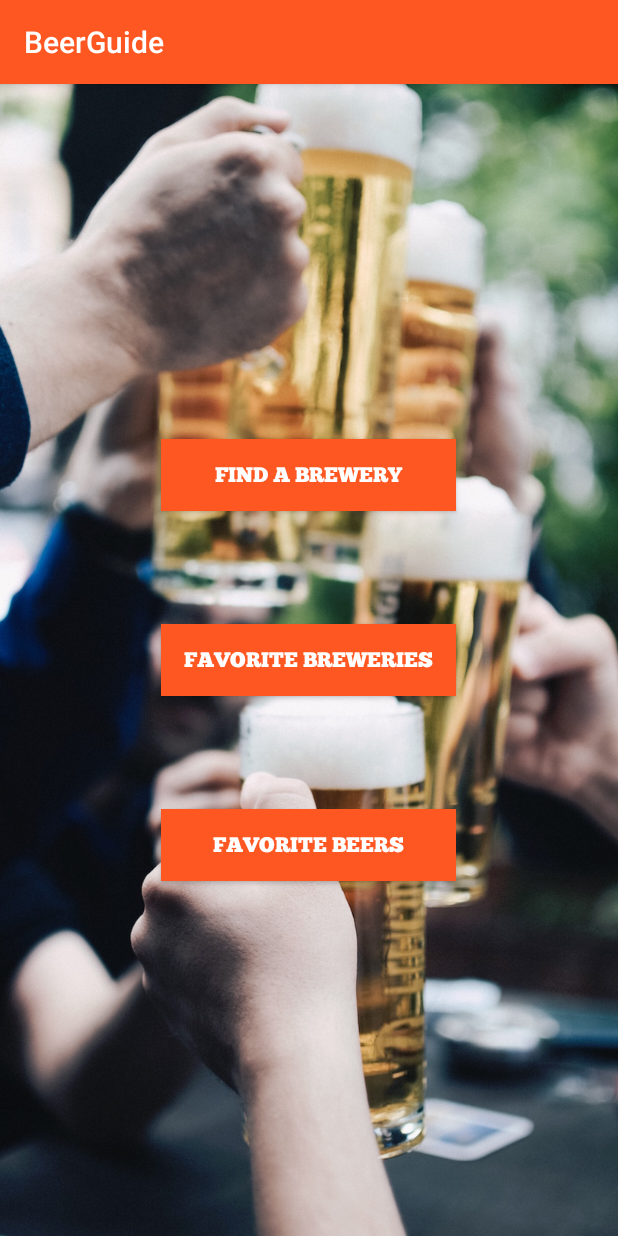
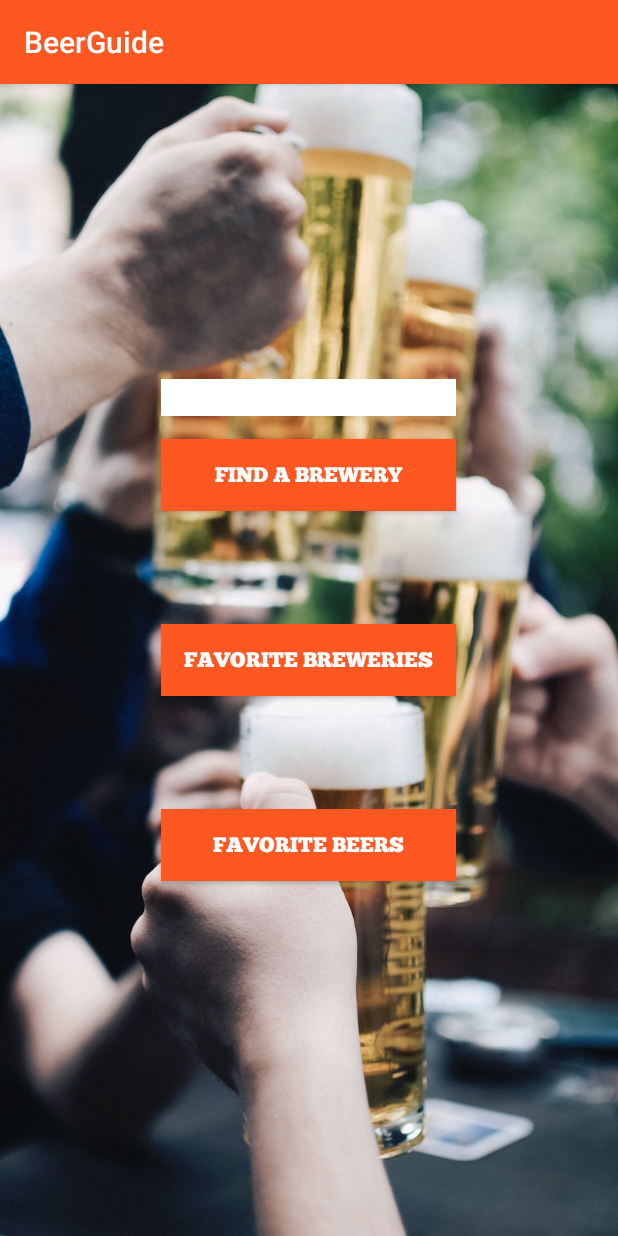
Before and after one commit to crneff84/BeerGuide, an Android app: the screen it shows after launch (MainActivity), on a phone screen of 412 x 824 dp. Run offline under Robolectric (Android 15) with nearby library versions, the phone set to English and light mode, and no system bars; our stand-ins replace ButterKnife.

Commit message:
add form on main activity for location input that directs to listing of breweries near stated location

```diff
--- a/app/src/main/java/com/epicodus/beerguide/MainActivity.java
+++ b/app/src/main/java/com/epicodus/beerguide/MainActivity.java
@@ -21,6 +21,7 @@ public class MainActivity extends AppCompatActivity {
     @Bind(R.id.breweriesButton) Button mBreweriesButton;
     @Bind(R.id.beerButton) Button mBeerButton;
     @Bind(R.id.findBreweryButton) Button mFindBreweryButton;
+    @Bind(R.id.locationEditText) EditText mLocationEditText;
 
     @Override
     protected void onCreate(Bundle savedInstanceState) {
@@ -32,6 +33,18 @@ public class MainActivity extends AppCompatActivity {
         mBreweriesButton.setTypeface(chunkFiveFont);
         mBeerButton.setTypeface(chunkFiveFont);
         mFindBreweryButton.setTypeface(chunkFiveFont);
+
+        mFindBreweryButton.setOnClickListener(new View.OnClickListener(){
+            @Override
+            public void onClick(View view) {
+                String location = mLocationEditText.getText().toString();
+                Intent intent = new Intent(MainActivity.this, BreweryLocator.class);
+                intent.putExtra("location", location);
+                startActivity(intent);
+            }
+        });
+
+
 
         mBeerButton.setOnClickListener(new View.OnClickListener(){
             @Override
--- a/app/src/main/res/layout/activity_main.xml
+++ b/app/src/main/res/layout/activity_main.xml
@@ -13,6 +13,35 @@
         android:id="@+id/imageView"
         android:src="@drawable/background"
         android:scaleType="centerCrop"/>
+
+    <EditText
+        android:layout_width="wrap_content"
+        android:layout_height="wrap_content"
+        android:background="@color/icons"
+        android:id="@+id/locationEditText"
+        android:layout_marginBottom="15dp"
+        android:singleLine="true"
+        android:imeOptions="actionGo"
+        android:layout_above="@+id/findBreweryButton"
+        android:layout_alignRight="@+id/findBreweryButton"
+        android:layout_alignEnd="@+id/findBreweryButton"
+        android:layout_alignLeft="@+id/findBreweryButton"
+        android:layout_alignStart="@+id/findBreweryButton" />
+
+    <Button
+        android:layout_width="wrap_content"
+        android:layout_height="wrap_content"
+        android:text="Find a Brewery"
+        android:id="@+id/findBreweryButton"
+        android:textColor="@color/icons"
+        android:background="@color/primary"
+        android:padding="15dp"
+        android:layout_above="@+id/breweriesButton"
+        android:layout_alignRight="@+id/breweriesButton"
+        android:layout_alignEnd="@+id/breweriesButton"
+        android:layout_marginBottom="75dp"
+        android:layout_alignLeft="@+id/breweriesButton"
+        android:layout_alignStart="@+id/breweriesButton" />
 
     <Button
         android:layout_width="wrap_content"
@@ -40,19 +69,4 @@
         android:layout_alignRight="@+id/breweriesButton"
         android:layout_alignEnd="@+id/breweriesButton" />
 
-    <Button
-        android:layout_width="wrap_content"
-        android:layout_height="wrap_content"
-        android:text="Find a Brewery"
-        android:id="@+id/findBreweryButton"
-        android:textColor="@color/icons"
-        android:background="@color/primary"
-        android:padding="15dp"
-        android:layout_above="@+id/breweriesButton"
-        android:layout_alignRight="@+id/breweriesButton"
-        android:layout_alignEnd="@+id/breweriesButton"
-        android:layout_marginBottom="75dp"
-        android:layout_alignLeft="@+id/breweriesButton"
-        android:layout_alignStart="@+id/breweriesButton" />
-
 </RelativeLayout>
```
Also changed, not shown: app/src/main/AndroidManifest.xml (+7 -2 lines), app/src/main/java/com/epicodus/beerguide/BreweryLocator.java (added, +28 -0 lines), app/src/main/res/layout/activity_brewery_locator.xml (added, +30 -0 lines).
